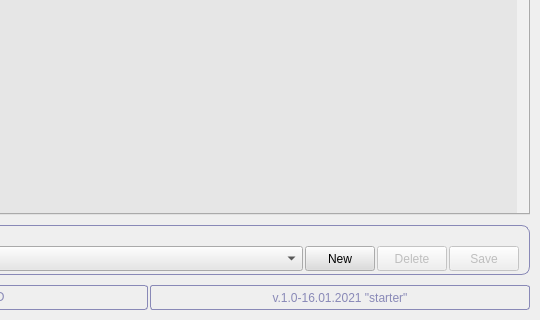
The window that qtisas/sans/ascii1d/ascii1d.ui (k61n/qtisas) describes before a commit, drawn with Qt 5; both pictures show x 243 to 783 and y 464 to 784 of the 783 by 784 pixel window.
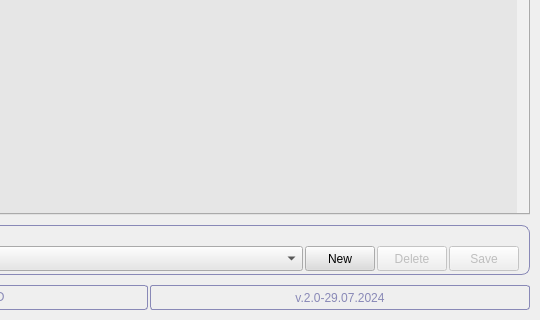
The same window after the commit. The open tabs and pages were chosen to show the change. Icons and pictures are not drawn.

Commit message: ASCII1D: comboBoxFastPlot is always in focus after selection

Diff of the .ui file:
```diff
--- a/qtisas/sans/ascii1d/ascii1d.ui
+++ b/qtisas/sans/ascii1d/ascii1d.ui
@@ -12062,7 +12062,7 @@
         <enum>QFrame::Box</enum>
        </property>
        <property name="text">
-        <string>v.1.0-16.01.2021 &quot;starter&quot;</string>
+        <string>v.2.0-29.07.2024</string>
        </property>
        <property name="alignment">
         <set>Qt::AlignCenter</set>
```
Left out of the diff: 195 changed lines with no effect on the pictures.
